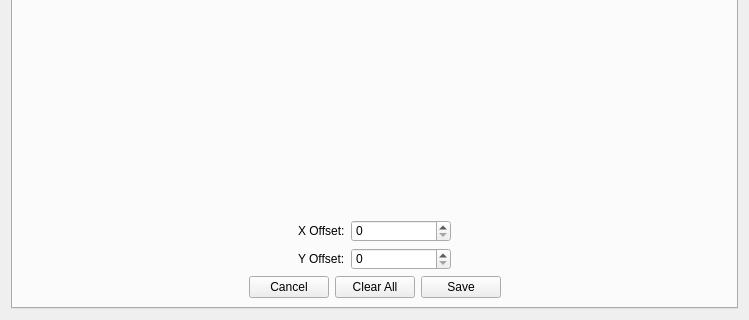
Qt form overlay_editor_window.ui (SubOfTheDarkness/cppcrosshair-qt) before a commit; both pictures show x 0 to 749 and y 180 to 500 of the 749 by 500 pixel window.
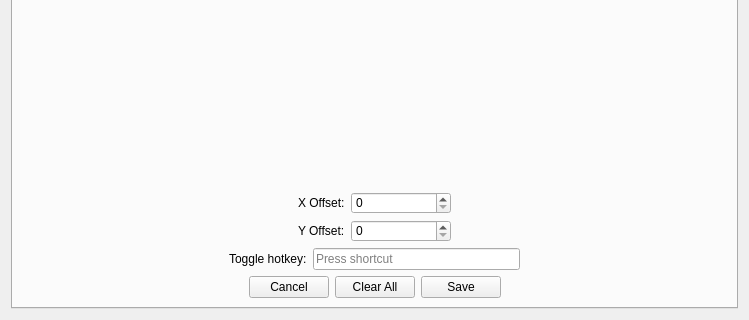
The same form after that commit. Custom widgets are drawn as their Qt base class.

What changed in the file:
```diff
--- a/overlay_editor_window.ui
+++ b/overlay_editor_window.ui
@@ -266,6 +266,46 @@
          </item>
         </layout>
        </item>
+       <item>
+        <layout class="QHBoxLayout" name="hotkey_layout">
+         <item>
+          <spacer name="horizontalSpacer_13">
+           <property name="orientation">
+            <enum>Qt::Orientation::Horizontal</enum>
+           </property>
+           <property name="sizeHint" stdset="0">
+            <size>
+             <width>40</width>
+             <height>20</height>
+            </size>
+           </property>
+          </spacer>
+         </item>
+         <item>
+          <widget class="QLabel" name="info_hotkey_lbl">
+           <property name="text">
+            <string>Toggle hotkey:</string>
+           </property>
+          </widget>
+         </item>
+         <item>
+          <widget class="QKeySequenceEdit" name="hotkey_overlay_keyseq"/>
+         </item>
+         <item>
+          <spacer name="horizontalSpacer_14">
+           <property name="orientation">
+            <enum>Qt::Orientation::Horizontal</enum>
+           </property>
+           <property name="sizeHint" stdset="0">
+            <size>
+             <width>40</width>
+             <height>20</height>
+            </size>
+           </property>
+          </spacer>
+         </item>
+        </layout>
+       </item>
        <item>
         <layout class="QHBoxLayout" name="editor_funcbtns_layout">
          <item>
```
